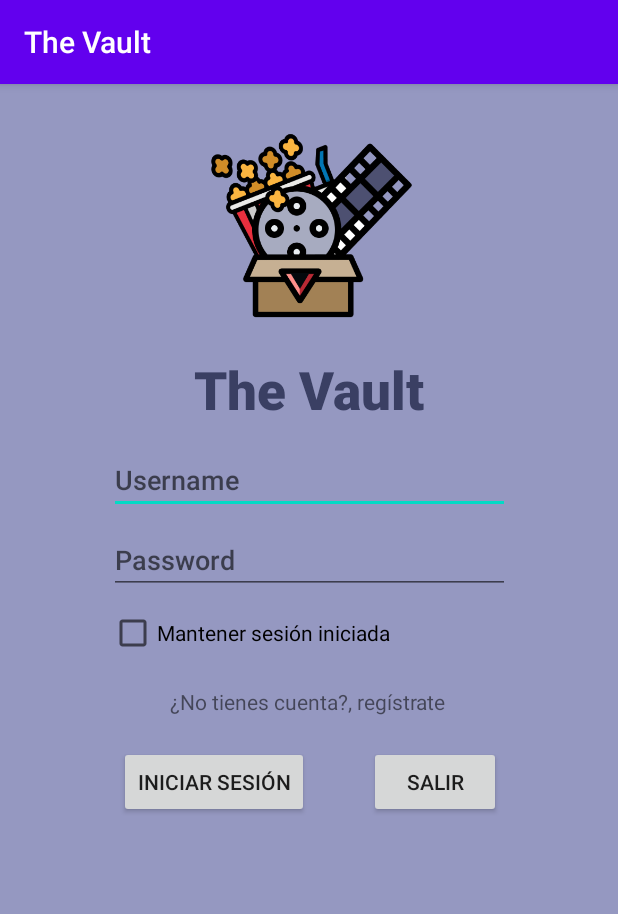
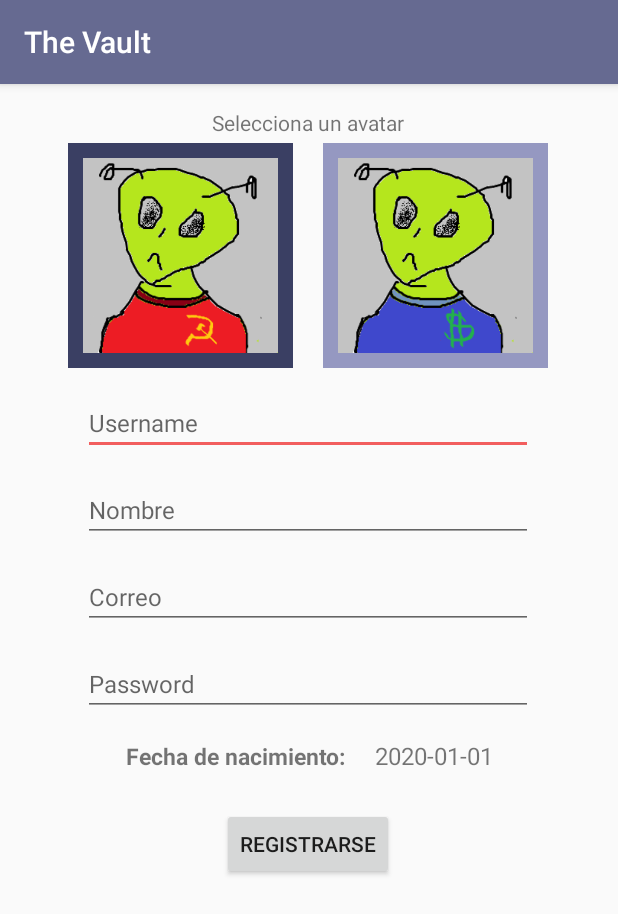
Before and after one commit to JesusMartinez20/TheVault, an Android app: the screen it shows after launch (Login before the commit, RegistroUsuario after it), after a tap on "¿No tienes cuenta?, regístrate", on a phone screen of 412 x 824 dp. Shown: the top 914 px of the screen. Run offline under Robolectric (Android 15) with nearby library versions, the phone set to English and light mode, and no system bars; our stand-ins replace Volley; libraries missing offline, so code that uses them is left out: com.loopj.android, cz.msebera.android.

Commit message:
Registro y Edición de Perfil terminados

```diff
--- a/app/src/main/java/com/example/thevault/Feed.java
+++ b/app/src/main/java/com/example/thevault/Feed.java
@@ -78,8 +78,8 @@ public class Feed extends AppCompatActivity {
         int id = item.getItemId();
         switch (id){
             case R.id.perfil:
-                //Intent perfil = new Intent(this,Perfil.class);
-                //startActivity(perfil);
+                Intent perfil = new Intent(this,Perfil.class);
+                startActivity(perfil);
                 break;
             case R.id.cerrarSesion:
                 cerrarSesion();
--- a/app/src/main/java/com/example/thevault/Login.java
+++ b/app/src/main/java/com/example/thevault/Login.java
@@ -44,6 +44,7 @@ public class Login extends AppCompatActivity {
             @Override
             public void onClick(View view) {
                 Intent intent=new Intent(Login.this,RegistroUsuario.class);
+                intent.putExtra("tipo",0);
                 startActivity(intent);
             }
         });
@@ -63,23 +64,6 @@ public class Login extends AppCompatActivity {
 
     public void salirApp(View view){
         finish();
-    }
-
-    private void ejecutarWebService(String url, final String msg){
-        StringRequest stringRequest = new StringRequest(Request.Method.GET, url, new
-                Response.Listener<String>() {
-                    @Override
-                    public void onResponse(String response) {
-                        Toast.makeText(Login.this, msg, Toast.LENGTH_SHORT).show();
-                    }
-                }, new Response.ErrorListener() {
-            @Override
-            public void onErrorResponse(VolleyError error) {
-                Toast.makeText(Login.this, error.toString(), Toast.LENGTH_SHORT).show();
-            }
-        });
-        RequestQueue requestQueue = Volley.newRequestQueue(this);
-        requestQueue.add(stringRequest);
     }
 
     private void iniciarSesion(final String username, final String password){
--- /dev/null
+++ b/app/src/main/java/com/example/thevault/Perfil.java
@@ -0,0 +1,14 @@
+package com.example.thevault;
+
+import androidx.appcompat.app.AppCompatActivity;
+
+import android.os.Bundle;
+
+public class Perfil extends AppCompatActivity {
+
+    @Override
+    protected void onCreate(Bundle savedInstanceState) {
+        super.onCreate(savedInstanceState);
+        setContentView(R.layout.activity_perfil);
+    }
+}
--- a/app/src/main/java/com/example/thevault/RegistroUsuario.java
+++ b/app/src/main/java/com/example/thevault/RegistroUsuario.java
@@ -1,14 +1,242 @@
 package com.example.thevault;
 
+import androidx.annotation.RequiresApi;
 import androidx.appcompat.app.AppCompatActivity;
 
+import android.app.DatePickerDialog;
+import android.content.Intent;
+import android.content.SharedPreferences;
+import android.os.Build;
 import android.os.Bundle;
+import android.view.View;
+import android.widget.Button;
+import android.widget.DatePicker;
+import android.widget.EditText;
+import android.widget.ImageButton;
+import android.widget.TextView;
+import android.widget.Toast;
+
+import com.android.volley.Request;
+import com.android.volley.RequestQueue;
+import com.android.volley.Response;
+import com.android.volley.VolleyError;
+import com.android.volley.toolbox.StringRequest;
+import com.android.volley.toolbox.Volley;
+import com.loopj.android.http.AsyncHttpClient;
+import com.loopj.android.http.AsyncHttpResponseHandler;
+
+import org.json.JSONArray;
+import org.json.JSONException;
+
+import cz.msebera.android.httpclient.Header;
 
 public class RegistroUsuario extends AppCompatActivity {
 
+    private String usuario;
+    private int sAnio=2000,sMes=00,sDia=01;
+    private int tipo,avatar;
+    private TextView txtFecha;
+    private EditText etNombre,etUsuario,etCorreo,etPassword;
+    private Button btnAccion;
+    private ImageButton avatar1, avatar2;
+
+    @RequiresApi(api = Build.VERSION_CODES.M)
     @Override
     protected void onCreate(Bundle savedInstanceState) {
         super.onCreate(savedInstanceState);
         setContentView(R.layout.activity_registro_usuario);
+
+        txtFecha=(TextView)findViewById(R.id.txtFecha);
+        etNombre=(EditText)findViewById(R.id.etNombre);
+        etUsuario=(EditText)findViewById(R.id.etUsuario);
+        etCorreo=(EditText)findViewById(R.id.etCorreo);
+        etPassword=(EditText)findViewById(R.id.etPassword);
+        btnAccion=(Button)findViewById(R.id.btnAccion);
+        avatar1=(ImageButton)findViewById(R.id.btnAvatar1);
+        avatar2=(ImageButton)findViewById(R.id.btnAvatar2);
+
+        tipo = getIntent().getIntExtra("tipo", -1);
+
+        avatar=1;
+        avatar1.setBackgroundColor(this.getColor(R.color.primario_oscuro));
+        avatar2.setBackgroundColor(this.getColor(R.color.primario_claro));
+
+        txtFecha.setOnClickListener(new View.OnClickListener(){
+            @Override
+            public void onClick(View view) {
+
+                DatePickerDialog dpd=new DatePickerDialog(RegistroUsuario.this, new DatePickerDialog.OnDateSetListener() {
+                    @Override
+                    public void onDateSet(DatePicker datePicker, int i, int i1, int i2) {
+                        txtFecha.setText(i+"-"+(i1+1)+"-"+i2);
+                    }
+                },sAnio,sMes,sDia);
+                dpd.show();
+            }
+        });
+
+        if(tipo==0){
+            btnAccion.setText("Registrarse");
+        }
+
+        if(tipo==1){
+            btnAccion.setText("Actualizar perfil");
+            etUsuario.setEnabled(false);
+            SharedPreferences preferencias=getSharedPreferences("user.dat",MODE_PRIVATE);
+            usuario=preferencias.getString("usuario","usuario");
+
+            AsyncHttpClient cliente = new AsyncHttpClient();
+            cliente.get(BEConection.URL + "consulta_usuario.php?username="+usuario,
+                    new AsyncHttpResponseHandler() {
+                        @Override
+                        public void onSuccess(int statusCode, Header[] headers, byte[] responseBody) {
+                            if(statusCode == 200){
+                                try{
+                                    String x = new String(responseBody);
+                                    if( !x.equals("0")){
+                                        JSONArray contacto = new JSONArray(new String(responseBody));
+
+                                        etUsuario.setText(contacto.getJSONObject(0).getString("username"));
+                                        etNombre.setText(contacto.getJSONObject(0).getString("nombre"));
+                                        etCorreo.setText(contacto.getJSONObject(0).getString("correo"));
+                                        etPassword.setText(contacto.getJSONObject(0).getString("contrasena"));
+                                        txtFecha.setText(contacto.getJSONObject(0).getString("fecha_nacimiento"));
+
+                                        if(contacto.getJSONObject(0).getString("avatar").equals("1")){
+                                            avatar=1;
+                                            avatar1.setBackgroundColor(getApplicationContext().getColor(R.color.primario_oscuro));
+                                            avatar2.setBackgroundColor(getApplicationContext().getColor(R.color.primario_claro));
+                                        }
+                                        if(contacto.getJSONObject(0).getString("avatar").equals("2")){
+                                            avatar=2;
+                                            avatar2.setBackgroundColor(getApplicationContext().getColor(R.color.primario_oscuro));
+                                            avatar1.setBackgroundColor(getApplicationContext().getColor(R.color.primario_claro));
+                                        }
+                                    }else{
+                                        Toast.makeText(RegistroUsuario.this, "Error con la sesión", Toast.LENGTH_SHORT).show();
+                                    }
+                                } catch (JSONException e){
+                                    Toast.makeText(RegistroUsuario.this, "Error al obtener información.", Toast.LENGTH_SHORT).show();
+                                }
+                            }else{
+
+                                Toast.makeText(RegistroUsuario.this, "Error con la sesión", Toast.LENGTH_SHORT).show();
+                            }
+                        }
+                        @Override
+
+                        public void onFailure(int statusCode, Header[] headers, byte[]
+                                responseBody, Throwable error) {
+                        }
+                    });
+
+        }
+    }
+
+    @RequiresApi(api = Build.VERSION_CODES.M)
+    public void setAvatar1(View view){
+        avatar=1;
+        avatar1.setBackgroundColor(this.getColor(R.color.primario_oscuro));
+        avatar2.setBackgroundColor(this.getColor(R.color.primario_claro));
+    }
+
+    @RequiresApi(api = Build.VERSION_CODES.M)
+    public void setAvatar2(View view){
+        avatar=2;
+        avatar2.setBackgroundColor(this.getColor(R.color.primario_oscuro));
+        avatar1.setBackgroundColor(this.getColor(R.color.primario_claro));
+    }
+
+    public void registrar(View view){
+        if(tipo==0){
+            AsyncHttpClient cliente = new AsyncHttpClient();
+            cliente.get(BEConection.URL + "login.php?username="+etUsuario.getText().toString(),
+                    new AsyncHttpResponseHandler() {
+                        @Override
+                        public void onSuccess(int statusCode, Header[] headers, byte[] responseBody) {
+                            if(statusCode == 200){
+                                String x = new String(responseBody);
+                                if( !x.equals("0")){
+                                    Toast.makeText(RegistroUsuario.this, "El usuario ya existe, por favor escriba otro", Toast.LENGTH_SHORT).show();
+                                }else{
+                                    if(!etUsuario.getText().toString().equals("")&&!etNombre.getText().toString().equals("")&&!etPassword.getText().toString().equals("")&&!etCorreo.getText().toString().equals("")){
+                                        ejecutarWebService(BEConection.URL + "registro_usuario.php?username="+etUsuario.getText().toString().trim()+
+                                                        "&nombre="+ etNombre.getText().toString() +
+                                                        "&contrasena=" + etPassword.getText().toString() +
+                                                        "&fecha_nac=" + txtFecha.getText().toString() +
+                                                        "&correo=" + etCorreo.getText().toString()+
+                                                        "&avatar="+avatar,
+                                                "Cuenta creada");
+                                        limpiarCampos();
+                                        guardarPreferencias(etUsuario.getText().toString(),true);
+                                        Intent login=new Intent(RegistroUsuario.this,Feed.class);
+                                        startActivity(login);
+                                    }else{
+                                        Toast.makeText(RegistroUsuario.this, "Por favor, llena todos los datos", Toast.LENGTH_SHORT).show();
+                                    }
+                                }
+                            }else{
+                                Toast.makeText(RegistroUsuario.this, "El usuario no ha podido ser creado", Toast.LENGTH_SHORT).show();
+                            }
+                        }
+                        @Override
+
+                        public void onFailure(int statusCode, Header[] headers, byte[]
+                                responseBody, Throwable error) {
+                        }
+                    });
+
+        }
+
+        if(tipo==1){
+            if(!etUsuario.getText().toString().equals("")&&!etNombre.getText().toString().equals("")&&!etPassword.getText().toString().equals("")&&!etCorreo.getText().toString().equals("")){
+                ejecutarWebService(BEConection.URL + "actualizar_usuario.php?username="+etUsuario.getText().toString().trim()+
+                                "&nombre="+ etNombre.getText().toString() +
+                                "&contrasena=" + etPassword.getText().toString() +
+                                "&fecha_nac=" + txtFecha.getText().toString() +
+                                "&correo=" + etCorreo.getText().toString()+
+                                "&avatar="+avatar,
+                        "Perfil actualizado");
+                limpiarCampos();
+                Intent perfil=new Intent(RegistroUsuario.this,Perfil.class);
+                startActivity(perfil);
+                limpiarCampos();
+            }else{
+                Toast.makeText(RegistroUsuario.this, "Por favor, llena todos los datos", Toast.LENGTH_SHORT).show();
+            }
+        }
+    }
+
+    private void ejecutarWebService(String url, final String msg){
+        StringRequest stringRequest = new StringRequest(Request.Method.GET, url, new
+                Response.Listener<String>() {
+                    @Override
+                    public void onResponse(String response) {
+                        Toast.makeText(RegistroUsuario.this, msg, Toast.LENGTH_SHORT).show();
+                    }
+                }, new Response.ErrorListener() {
+            @Override
+            public void onErrorResponse(VolleyError error) {
+                Toast.makeText(RegistroUsuario.this, error.toString(), Toast.LENGTH_SHORT).show();
+            }
+        });
+        RequestQueue requestQueue = Volley.newRequestQueue(this);
+        requestQueue.add(stringRequest);
+    }
+
+    private void limpiarCampos(){
+        etNombre.setText("");
+        etUsuario.setText("");
+        etCorreo.setText("");
+        etPassword.setText("");
+        txtFecha.setText("");
+    }
+
+    private void guardarPreferencias(String usuario,boolean isRegistrado){
+        SharedPreferences preferencias=getSharedPreferences("user.dat",MODE_PRIVATE);
+        SharedPreferences.Editor editor=preferencias.edit();
+        editor.putString("usuario",usuario);
+        editor.putBoolean("registrado",isRegistrado);
+        editor.apply();
     }
 }
--- a/app/src/main/res/layout/activity_login.xml
+++ b/app/src/main/res/layout/activity_login.xml
@@ -15,7 +15,7 @@
         android:fontFamily="sans-serif-medium"
         android:text="@string/app_name"
         android:textAllCaps="false"
-        android:textColor="@color/primario_oscuro"
+        android:textColor="@color/secundario_oscuro"
         android:textSize="35sp"
         android:textStyle="bold"
         app:layout_constraintEnd_toEndOf="parent"
--- /dev/null
+++ b/app/src/main/res/layout/activity_perfil.xml
@@ -0,0 +1,9 @@
+<?xml version="1.0" encoding="utf-8"?>
+<androidx.constraintlayout.widget.ConstraintLayout xmlns:android="http://schemas.android.com/apk/res/android"
+    xmlns:app="http://schemas.android.com/apk/res-auto"
+    xmlns:tools="http://schemas.android.com/tools"
+    android:layout_width="match_parent"
+    android:layout_height="match_parent"
+    tools:context=".Perfil">
+
+</androidx.constraintlayout.widget.ConstraintLayout>
--- a/app/src/main/res/layout/activity_registro_usuario.xml
+++ b/app/src/main/res/layout/activity_registro_usuario.xml
@@ -6,4 +6,149 @@
     android:layout_height="match_parent"
     tools:context=".RegistroUsuario">
 
+    <LinearLayout
+        android:id="@+id/linearLayout2"
+        android:layout_width="wrap_content"
+        android:layout_height="wrap_content"
+        android:layout_marginTop="4dp"
+        android:gravity="center"
+        android:orientation="horizontal"
+        app:layout_constraintEnd_toEndOf="parent"
+        app:layout_constraintHorizontal_bias="0.492"
+        app:layout_constraintStart_toStartOf="parent"
+        app:layout_constraintTop_toBottomOf="@+id/textView3">
+
+        <ImageButton
+            android:id="@+id/btnAvatar1"
+            android:layout_width="150dp"
+            android:layout_height="150dp"
+            android:layout_marginLeft="10dp"
+            android:layout_marginRight="10dp"
+            android:layout_weight="1"
+            android:onClick="setAvatar1"
+            android:scaleType="fitCenter"
+            android:tint="#00FFFFFF"
+            app:srcCompat="@mipmap/alien1" />
+
+        <ImageButton
+            android:id="@+id/btnAvatar2"
+            android:layout_width="150dp"
+            android:layout_height="150dp"
+            android:layout_marginLeft="10dp"
+            android:layout_marginRight="10dp"
+            android:layout_weight="1"
+            android:onClick="setAvatar2"
+            android:scaleType="fitCenter"
+            android:tint="#00FFFFFF"
+            app:srcCompat="@mipmap/alien2" />
+    </LinearLayout>
+
+    <TextView
+        android:id="@+id/textView3"
+        android:layout_width="wrap_content"
+        android:layout_height="wrap_content"
+        android:layout_marginTop="16dp"
+        android:text="@string/RegistroDeUsuario_avatar"
+        app:layout_constraintEnd_toEndOf="parent"
+        app:layout_constraintHorizontal_bias="0.498"
+        app:layout_constraintStart_toStartOf="parent"
+        app:layout_constraintTop_toTopOf="parent" />
+
+    <EditText
+        android:id="@+id/etUsuario"
+        android:layout_width="300dp"
+        android:layout_height="wrap_content"
+        android:layout_marginTop="15dp"
+        android:ems="10"
+        android:hint="@string/DatosDeUsuario_usermane"
+        android:inputType="textPersonName"
+        android:textSize="16sp"
+        app:layout_constraintEnd_toEndOf="parent"
+        app:layout_constraintHorizontal_bias="0.497"
+        app:layout_constraintStart_toStartOf="parent"
+        app:layout_constraintTop_toBottomOf="@+id/linearLayout2" />
+
+    <EditText
+        android:id="@+id/etNombre"
+        android:layout_width="300dp"
+        android:layout_height="wrap_content"
+        android:layout_marginTop="15dp"
+        android:ems="10"
+        android:hint="@string/DatosDeUsuario_nombre"
+        android:inputType="textPersonName"
+        android:textSize="16sp"
+        app:layout_constraintEnd_toEndOf="parent"
+        app:layout_constraintHorizontal_bias="0.497"
+        app:layout_constraintStart_toStartOf="parent"
+        app:layout_constraintTop_toBottomOf="@+id/etUsuario" />
+
+    <EditText
+        android:id="@+id/etCorreo"
+        android:layout_width="300dp"
+        android:layout_height="wrap_content"
+        android:layout_marginTop="15dp"
+        android:ems="10"
+        android:hint="@string/DatosDeUsuario_correo"
+        android:inputType="textEmailAddress"
+        android:textSize="16sp"
+        app:layout_constraintEnd_toEndOf="parent"
+        app:layout_constraintHorizontal_bias="0.497"
+        app:layout_constraintStart_toStartOf="parent"
+        app:layout_constraintTop_toBottomOf="@+id/etNombre" />
+
+    <EditText
+        android:id="@+id/etPassword"
+        android:layout_width="300dp"
+        android:layout_height="wrap_content"
+        android:layout_marginTop="15dp"
+        android:ems="10"
+        android:hint="@string/InicioDeSesion_Password"
+        android:inputType="textPassword"
+        android:textSize="16sp"
+        app:layout_constraintEnd_toEndOf="parent"
+        app:layout_constraintHorizontal_bias="0.497"
+        app:layout_constraintStart_toStartOf="parent"
+        app:layout_constraintTop_toBottomOf="@+id/etCorreo" />
+
+    <LinearLayout
+        android:id="@+id/linearLayout3"
+        android:layout_width="wrap_content"
+        android:layout_height="wrap_content"
+        android:layout_marginTop="15dp"
+        android:orientation="horizontal"
+        app:layout_constraintEnd_toEndOf="parent"
+        app:layout_constraintStart_toStartOf="parent"
+        app:layout_constraintTop_toBottomOf="@+id/etPassword">
+
+        <TextView
+            android:id="@+id/textView5"
+            android:layout_width="wrap_content"
+            android:layout_height="wrap_content"
+            android:layout_weight="1"
+            android:text="Fecha de nacimiento: "
+            android:textSize="15sp"
+            android:textStyle="bold" />
+
+        <TextView
+            android:id="@+id/txtFecha"
+            android:layout_width="wrap_content"
+            android:layout_height="wrap_content"
+            android:layout_marginLeft="15sp"
+            android:layout_weight="1"
+            android:text="2020-01-01"
+            android:textSize="16sp" />
+    </LinearLayout>
+
+    <Button
+        android:id="@+id/btnAccion"
+        android:layout_width="wrap_content"
+        android:layout_height="wrap_content"
+        android:layout_marginTop="24dp"
+        android:onClick="registrar"
+        android:text="@string/RegistroDeUsuario_registrar"
+        app:layout_constraintEnd_toEndOf="parent"
+        app:layout_constraintHorizontal_bias="0.498"
+        app:layout_constraintStart_toStartOf="parent"
+        app:layout_constraintTop_toBottomOf="@+id/linearLayout3" />
+
 </androidx.constraintlayout.widget.ConstraintLayout>
--- a/app/src/main/res/values/colors.xml
+++ b/app/src/main/res/values/colors.xml
@@ -1,8 +1,8 @@
 <?xml version="1.0" encoding="utf-8"?>
 <resources>
-    <color name="colorPrimary">#6200EE</color>
-    <color name="colorPrimaryDark">#3700B3</color>
-    <color name="colorAccent">#03DAC5</color>
+    <color name="colorPrimary">#666a91</color>
+    <color name="colorPrimaryDark">#3a3f63</color>
+    <color name="colorAccent">#f25e5e</color>
     <color name="primario">#666a91</color>
     <color name="primario_claro">#9598c1</color>
     <color name="primario_oscuro">#3a3f63</color>
@@ -13,4 +13,6 @@
     <color name="secundario_texto">#000000</color>
     <color name="black">#FF000000</color>
     <color name="white">#FFFFFFFF</color>
+    <color name="opaco">#80FFFFFF</color>
+    <color name="claro">#00FFFFFF</color>
 </resources>
--- a/app/src/main/res/values/strings.xml
+++ b/app/src/main/res/values/strings.xml
@@ -15,6 +15,7 @@
     <string name="General_comentario">Comentario</string>
 
     <string name="RegistroDeUsuario_registrar">Registrarse</string>
+    <string name="RegistroDeUsuario_avatar">Selecciona un avatar</string>
     <string name="InicioDeSesion_iniciarSesion">Iniciar Sesión</string>
     <string name="InicioDeSesion_registro">¿No tienes cuenta?, regístrate</string>
     <string name="VisualizacionDePelicula_direccion">Dirección</string>
```
Also changed, not shown: app/src/main/AndroidManifest.xml (+4 -3 lines).
